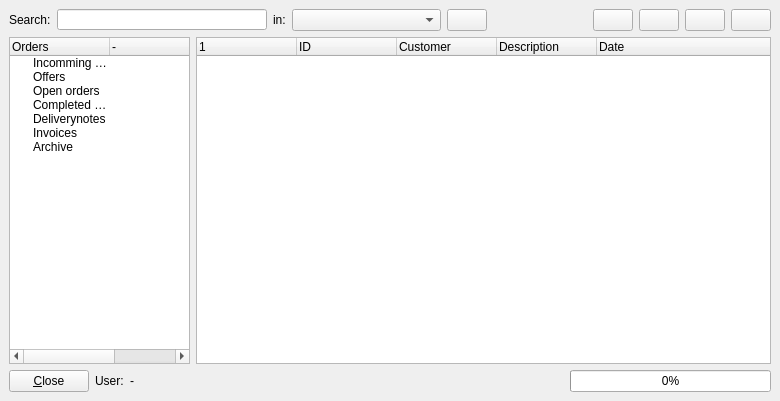
First picture: the form in trunk/ui/procedurefrm.ui, repository BackupTheBerlios/first4-svn, before the edit.
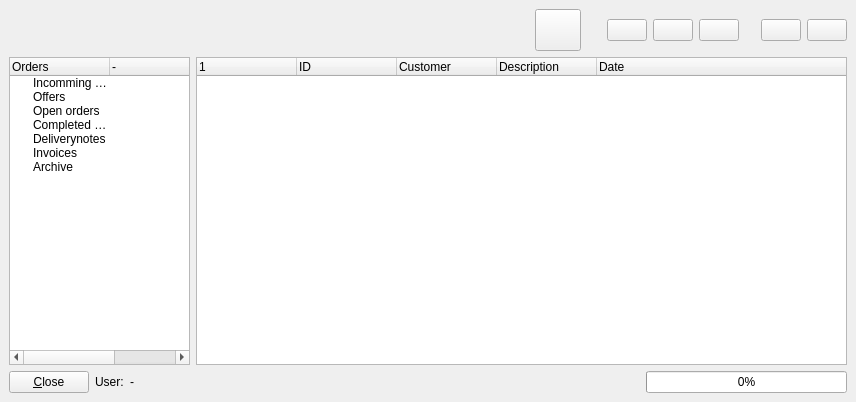
Second picture: the form after the edit. Icons and pictures are not drawn.

Diff of the .ui file:
```diff
--- a/trunk/ui/procedurefrm.ui
+++ b/trunk/ui/procedurefrm.ui
@@ -5,8 +5,8 @@
    <rect>
     <x>0</x>
     <y>0</y>
-    <width>780</width>
-    <height>401</height>
+    <width>856</width>
+    <height>402</height>
    </rect>
   </property>
   <property name="windowTitle" >
@@ -23,77 +23,90 @@
     <number>6</number>
    </property>
    <item row="0" column="0" >
-    <layout class="QHBoxLayout" >
+    <layout class="QGridLayout" >
      <property name="margin" >
       <number>0</number>
      </property>
      <property name="spacing" >
       <number>6</number>
      </property>
-     <item>
-      <widget class="QLabel" name="label_2" >
-       <property name="text" >
-        <string>Search:</string>
+     <item row="0" column="2" >
+      <spacer>
+       <property name="orientation" >
+        <enum>Qt::Horizontal</enum>
        </property>
-      </widget>
-     </item>
-     <item>
-      <widget class="QLineEdit" name="txtsearch" >
-       <property name="minimumSize" >
-        <size>
-         <width>210</width>
-         <height>0</height>
-        </size>
+       <property name="sizeType" >
+        <enum>QSizePolicy::Fixed</enum>
        </property>
-       <property name="maximumSize" >
+       <property name="sizeHint" >
         <size>
-         <width>16777215</width>
-         <height>21</height>
+         <width>20</width>
+         <height>42</height>
         </size>
        </property>
-      </widget>
+      </spacer>
      </item>
-     <item>
-      <widget class="QLabel" name="label_3" >
+     <item row="0" column="4" >
+      <widget class="QPushButton" name="btnedit" >
+       <property name="sizePolicy" >
+        <sizepolicy>
+         <hsizetype>0</hsizetype>
+         <vsizetype>0</vsizetype>
+         <horstretch>0</horstretch>
+         <verstretch>0</verstretch>
+        </sizepolicy>
+       </property>
        <property name="text" >
-        <string>in:</string>
+        <string/>
        </property>
-      </widget>
-     </item>
-     <item>
-      <widget class="QComboBox" name="comboBox" >
-       <property name="minimumSize" >
+       <property name="icon" >
+        <iconset resource="first.qrc" >:/images/images/kfind.png</iconset>
+       </property>
+       <property name="iconSize" >
         <size>
-         <width>149</width>
-         <height>0</height>
+         <width>32</width>
+         <height>32</height>
         </size>
        </property>
       </widget>
      </item>
-     <item>
+     <item row="0" column="1" >
       <widget class="QPushButton" name="btnsearch" >
+       <property name="sizePolicy" >
+        <sizepolicy>
+         <hsizetype>0</hsizetype>
+         <vsizetype>0</vsizetype>
+         <horstretch>0</horstretch>
+         <verstretch>0</verstretch>
+        </sizepolicy>
+       </property>
+       <property name="minimumSize" >
+        <size>
+         <width>46</width>
+         <height>42</height>
+        </size>
+       </property>
+       <property name="maximumSize" >
+        <size>
+         <width>46</width>
+         <height>42</height>
+        </size>
+       </property>
        <property name="text" >
         <string/>
        </property>
        <property name="icon" >
-        <iconset resource="first.qrc" >:/images/images/viewmag2.png</iconset>
+        <iconset resource="first.qrc" >:/images/images/xmag.png</iconset>
+       </property>
+       <property name="iconSize" >
+        <size>
+         <width>24</width>
+         <height>24</height>
+        </size>
        </property>
       </widget>
      </item>
-     <item>
-      <spacer>
-       <property name="orientation" >
-        <enum>Qt::Horizontal</enum>
-       </property>
-       <property name="sizeHint" >
-        <size>
-         <width>31</width>
-         <height>20</height>
-        </size>
-       </property>
-      </spacer>
-     </item>
-     <item>
+     <item row="0" column="3" >
       <widget class="QPushButton" name="btnadd" >
        <property name="sizePolicy" >
         <sizepolicy>
@@ -117,8 +130,8 @@
        </property>
       </widget>
      </item>
-     <item>
-      <widget class="QPushButton" name="btnedit" >
+     <item row="0" column="7" >
+      <widget class="QPushButton" name="btndocument" >
        <property name="sizePolicy" >
         <sizepolicy>
          <hsizetype>0</hsizetype>
@@ -141,31 +154,7 @@
        </property>
       </widget>
      </item>
-     <item>
-      <widget class="QPushButton" name="btndelete" >
-       <property name="sizePolicy" >
-        <sizepolicy>
-         <hsizetype>0</hsizetype>
-         <vsizetype>0</vsizetype>
-         <horstretch>0</horstretch>
-         <verstretch>0</verstretch>
-        </sizepolicy>
-       </property>
-       <property name="text" >
-        <string/>
-       </property>
-       <property name="icon" >
-        <iconset resource="first.qrc" >:/images/images/editdelete.png</iconset>
-       </property>
-       <property name="iconSize" >
-        <size>
-         <width>32</width>
-         <height>32</height>
-        </size>
-       </property>
-      </widget>
-     </item>
-     <item>
+     <item row="0" column="8" >
       <widget class="QPushButton" name="btncomplete" >
        <property name="sizePolicy" >
         <sizepolicy>
@@ -189,6 +178,59 @@
        </property>
       </widget>
      </item>
+     <item row="0" column="5" >
+      <widget class="QPushButton" name="btndelete" >
+       <property name="sizePolicy" >
+        <sizepolicy>
+         <hsizetype>0</hsizetype>
+         <vsizetype>0</vsizetype>
+         <horstretch>0</horstretch>
+         <verstretch>0</verstretch>
+        </sizepolicy>
+       </property>
+       <property name="text" >
+        <string/>
+       </property>
+       <property name="icon" >
+        <iconset resource="first.qrc" >:/images/images/editdelete.png</iconset>
+       </property>
+       <property name="iconSize" >
+        <size>
+         <width>32</width>
+         <height>32</height>
+        </size>
+       </property>
+      </widget>
+     </item>
+     <item row="0" column="6" >
+      <spacer>
+       <property name="orientation" >
+        <enum>Qt::Horizontal</enum>
+       </property>
+       <property name="sizeType" >
+        <enum>QSizePolicy::Fixed</enum>
+       </property>
+       <property name="sizeHint" >
+        <size>
+         <width>16</width>
+         <height>42</height>
+        </size>
+       </property>
+      </spacer>
+     </item>
+     <item row="0" column="0" >
+      <spacer>
+       <property name="orientation" >
+        <enum>Qt::Horizontal</enum>
+       </property>
+       <property name="sizeHint" >
+        <size>
+         <width>471</width>
+         <height>42</height>
+        </size>
+       </property>
+      </spacer>
+     </item>
     </layout>
    </item>
    <item row="1" column="0" >
```
Left out of the diff: 5 changed lines with no effect on the pictures.
